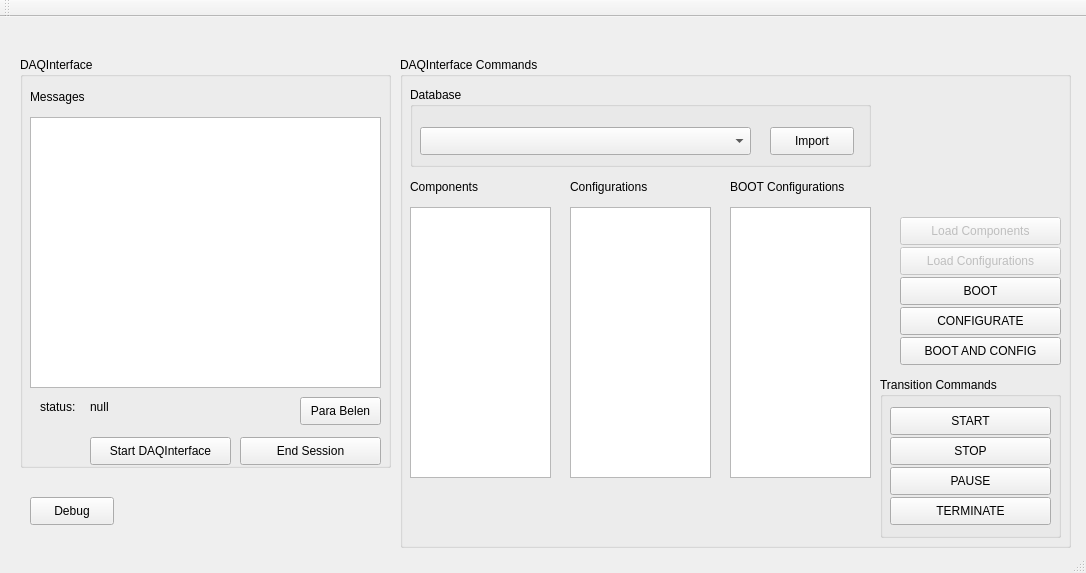
This is artdaq-runcontrol/mainwindow.ui in ikatza/ArtDaq-RunControl-GUI as Qt 5 draws it before an edit. The edited form follows.
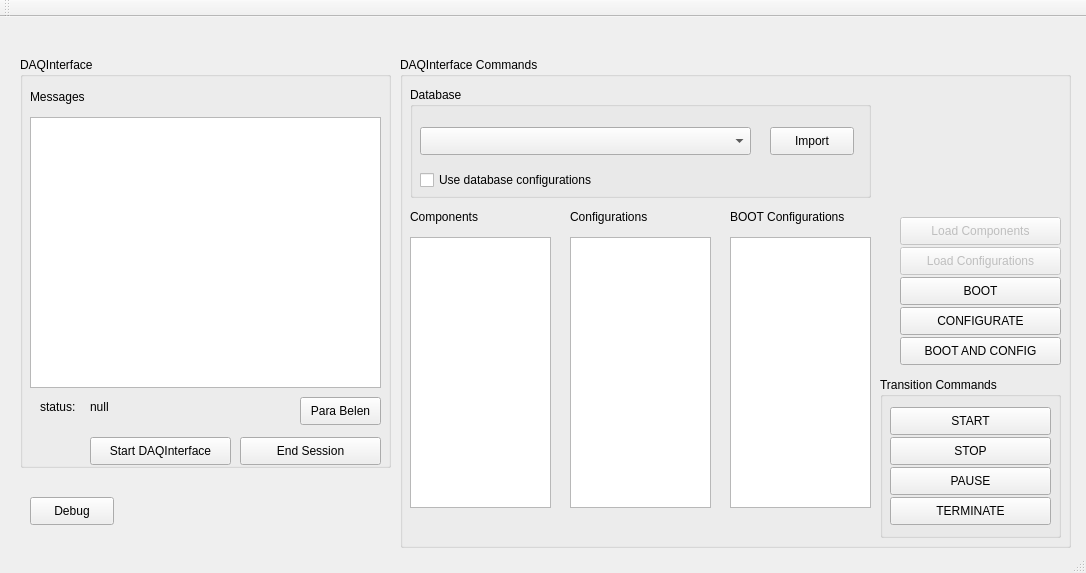
This is the edited form.

Commit message: database configurations support for conftool.py added, user can now import and run a configuration from the database; fixed minor bugs; message text area scrolling capabilities added

What changed in the file:
```diff
--- a/artdaq-runcontrol/mainwindow.ui
+++ b/artdaq-runcontrol/mainwindow.ui
@@ -147,7 +147,7 @@
      <property name="geometry">
       <rect>
        <x>10</x>
-       <y>150</y>
+       <y>180</y>
        <width>141</width>
        <height>271</height>
       </rect>
@@ -157,7 +157,7 @@
      <property name="geometry">
       <rect>
        <x>170</x>
-       <y>150</y>
+       <y>180</y>
        <width>141</width>
        <height>271</height>
       </rect>
@@ -167,7 +167,7 @@
      <property name="geometry">
       <rect>
        <x>10</x>
-       <y>120</y>
+       <y>150</y>
        <width>101</width>
        <height>20</height>
       </rect>
@@ -180,7 +180,7 @@
      <property name="geometry">
       <rect>
        <x>170</x>
-       <y>120</y>
+       <y>150</y>
        <width>111</width>
        <height>20</height>
       </rect>
@@ -209,7 +209,7 @@
      <property name="geometry">
       <rect>
        <x>330</x>
-       <y>150</y>
+       <y>180</y>
        <width>141</width>
        <height>271</height>
       </rect>
@@ -219,7 +219,7 @@
      <property name="geometry">
       <rect>
        <x>330</x>
-       <y>120</y>
+       <y>150</y>
        <width>141</width>
        <height>20</height>
       </rect>
@@ -338,7 +338,7 @@
        <x>10</x>
        <y>30</y>
        <width>461</width>
-       <height>80</height>
+       <height>111</height>
       </rect>
      </property>
      <property name="title">
@@ -367,6 +367,19 @@
        <string>Import</string>
       </property>
      </widget>
+     <widget class="QCheckBox" name="checkBoxDatabase">
+      <property name="geometry">
+       <rect>
+        <x>10</x>
+        <y>80</y>
+        <width>271</width>
+        <height>26</height>
+       </rect>
+      </property>
+      <property name="text">
+       <string>Use database configurations</string>
+      </property>
+     </widget>
     </widget>
    </widget>
    <widget class="QPushButton" name="bDebug">
```
Left out of the diff: 2 changed lines with no effect on the pictures. The commit also changes 5 other files.
